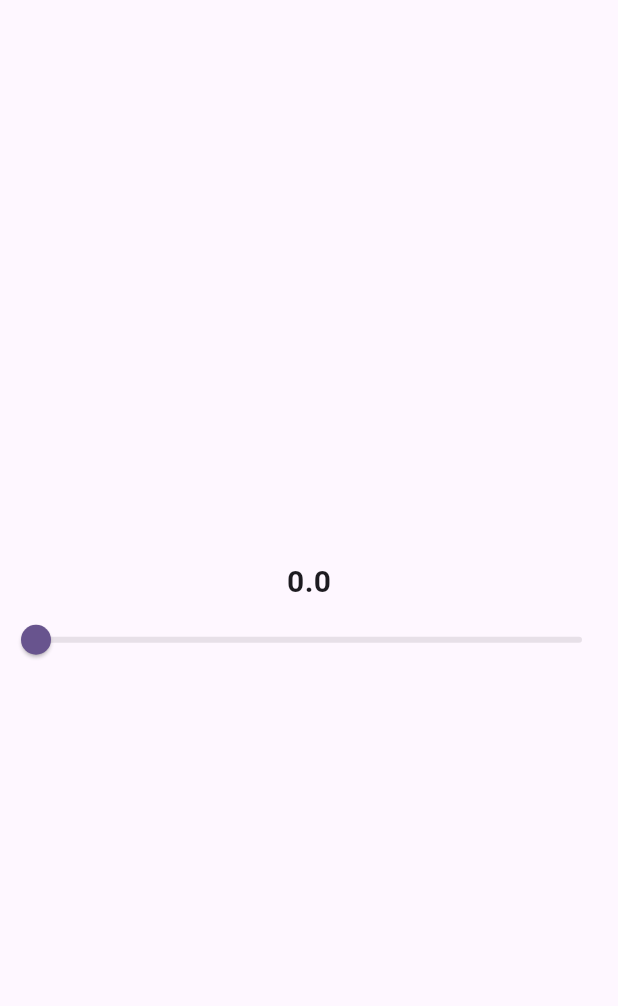
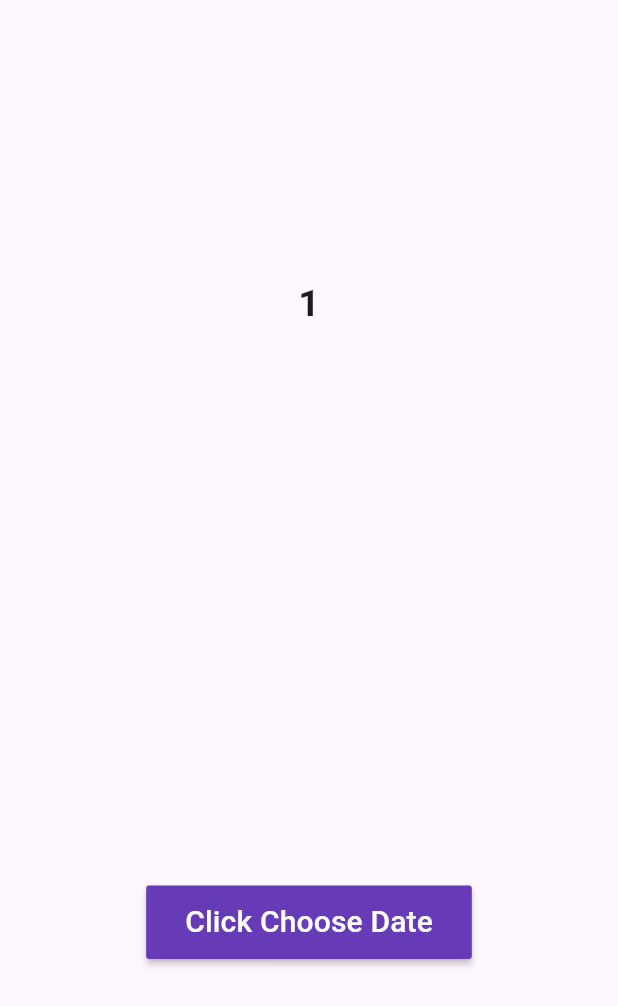
Before and after one commit to Din-Chamnan-Git/flutter_studying, a Flutter app: the screen it shows after launch, on a phone screen of 412 x 824 dp. Shown: the top 1006 px of the screen. Run offline on Flutter 3.47's test engine with Material 3 defaults, Android fonts, the phone set to English and light mode, and no system bars; our stand-ins replace animated_splash_screen, lottie; Roboto replaces fonts that are missing (poppins).

```diff
--- /dev/null
+++ b/lib/Widgets/DatePicker.dart
@@ -0,0 +1,57 @@
+import 'package:flutter/material.dart';
+
+class Datepicker extends StatefulWidget {
+  const Datepicker({super.key});
+
+  @override
+  State<Datepicker> createState() => _DatepickerState();
+}
+
+class _DatepickerState extends State<Datepicker> {
+  DateTime _dateTime = DateTime.now();
+  void _chooseDate() {
+    showDatePicker(
+      context: context,
+      initialDate: DateTime.now(),
+      firstDate: DateTime(2000),
+      lastDate: DateTime(2025),
+    ).then((value) {
+      setState(() {
+        _dateTime = value!;
+      });
+    });
+  }
+
+  @override
+  Widget build(BuildContext context) {
+    return Scaffold(
+      body: Center(
+        child: Column(
+          mainAxisAlignment: MainAxisAlignment.spaceAround,
+          children: [
+            Text(
+              _dateTime.day.toString(),
+              style: TextStyle(
+                  fontSize: 25,
+                  fontWeight: FontWeight.bold,
+                  fontFamily: "poppins"),
+            ),
+            MaterialButton(
+              onPressed: () {
+                _chooseDate();
+              },
+              child: Padding(
+                padding: const EdgeInsets.all(10.0),
+                child: Text(
+                  "Click Choose Date",
+                  style: TextStyle(fontSize: 20, color: Colors.white),
+                ),
+              ),
+              color: Colors.deepPurple,
+            )
+          ],
+        ),
+      ),
+    );
+  }
+}
--- a/lib/main.dart
+++ b/lib/main.dart
@@ -4,6 +4,7 @@ import 'package:flutter/material.dart';
 import 'ScreenSplash/splashScreen.dart';
 import 'Widgets/AlertDailogDemo.dart';
 import 'Widgets/ButtomNavBar.dart';
+import 'Widgets/DatePicker.dart';
 import 'Widgets/InputTextField.dart';
 import 'Widgets/MediaQueryDemo.dart';
 import 'Widgets/PageviewDemo.dart';
@@ -29,7 +30,7 @@ class MyApp extends StatelessWidget {
         colorScheme: ColorScheme.fromSeed(seedColor: Colors.deepPurple),
         useMaterial3: true,
       ),
-      home: Sliderdemo(),
+      home: Datepicker(),
       debugShowCheckedModeBanner: false,
     );
   }
```
